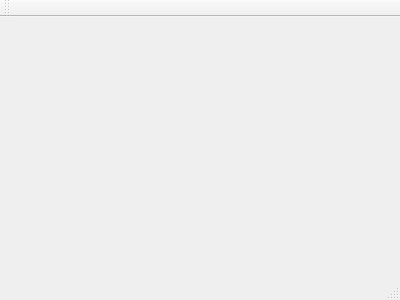
Old version of the form project/mainwindow.ui in the repository Aula13/QRecog.
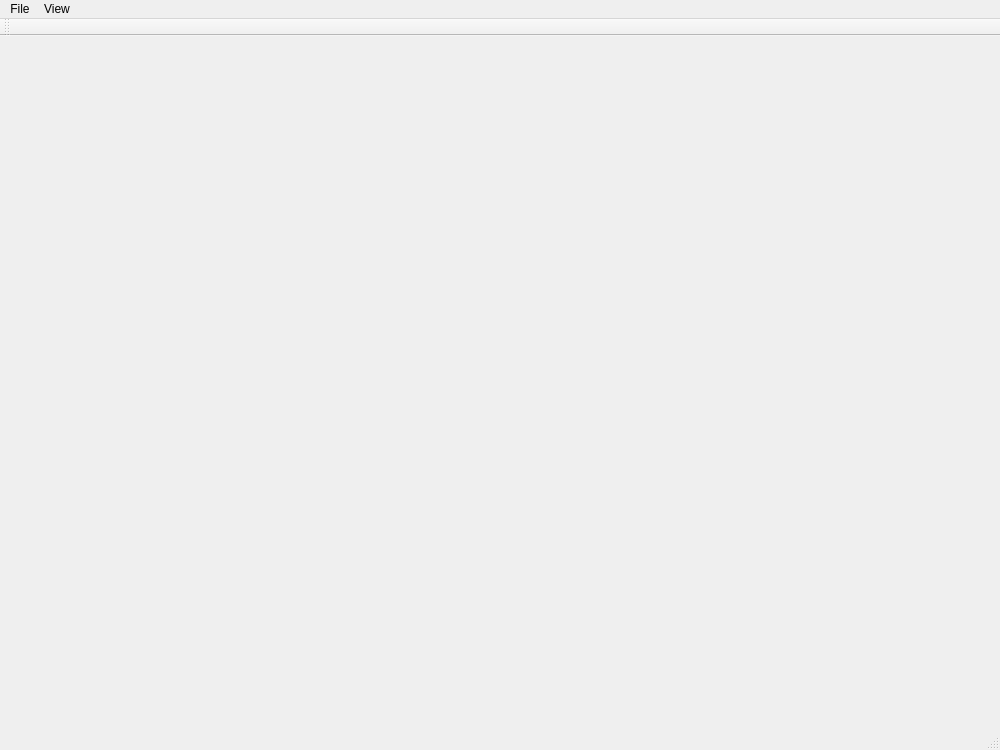
New version of the form.

```diff
--- a/project/mainwindow.ui
+++ b/project/mainwindow.ui
@@ -1,24 +1,75 @@
 <ui version="4.0">
  <class>MainWindow</class>
- <widget class="QMainWindow" name="MainWindow" >
-  <property name="geometry" >
+ <widget class="QMainWindow" name="MainWindow">
+  <property name="geometry">
    <rect>
     <x>0</x>
     <y>0</y>
-    <width>400</width>
-    <height>300</height>
+    <width>1000</width>
+    <height>750</height>
    </rect>
   </property>
   <property name="windowTitle" >
    <string>MainWindow</string>
   </property>
-  <widget class="QMenuBar" name="menuBar" />
-  <widget class="QToolBar" name="mainToolBar" />
-  <widget class="QWidget" name="centralWidget" />
-  <widget class="QStatusBar" name="statusBar" />
+  <widget class="QWidget" name="tabMain">
+   <layout class="QHBoxLayout" name="horizontalLayout_2">
+    <item>
+     <layout class="QHBoxLayout" name="horizontalLayout"/>
+    </item>
+   </layout>
+  </widget>
+  <widget class="QToolBar" name="mainToolBar">
+   <attribute name="toolBarArea">
+    <enum>TopToolBarArea</enum>
+   </attribute>
+   <attribute name="toolBarBreak">
+    <bool>false</bool>
+   </attribute>
+  </widget>
+  <widget class="QStatusBar" name="statusBar"/>
+  <widget class="QMenuBar" name="menuBar">
+   <property name="geometry">
+    <rect>
+     <x>0</x>
+     <y>0</y>
+     <width>1000</width>
+     <height>25</height>
+    </rect>
+   </property>
+   <widget class="QMenu" name="menu3D_Camera">
+    <property name="title">
+     <string>File</string>
+    </property>
+    <addaction name="actionExit"/>
+   </widget>
+   <widget class="QMenu" name="menuView">
+    <property name="title">
+     <string>View</string>
+    </property>
+    <addaction name="actionAcquisition"/>
+    <addaction name="actionRecognition"/>
+   </widget>
+   <addaction name="menu3D_Camera"/>
+   <addaction name="menuView"/>
+  </widget>
+  <action name="actionExit">
+   <property name="text">
+    <string>Exit</string>
+   </property>
+  </action>
+  <action name="actionAcquisition">
+   <property name="text">
+    <string>Acquisition</string>
+   </property>
+  </action>
+  <action name="actionRecognition">
+   <property name="text">
+    <string>Recognition</string>
+   </property>
+  </action>
  </widget>
- <layoutDefault spacing="6" margin="11" />
- <pixmapfunction></pixmapfunction>
+ <layoutdefault spacing="6" margin="11"/>
  <resources/>
  <connections/>
 </ui>
```
Left out of the diff: 3 changed lines with no effect on the pictures.
